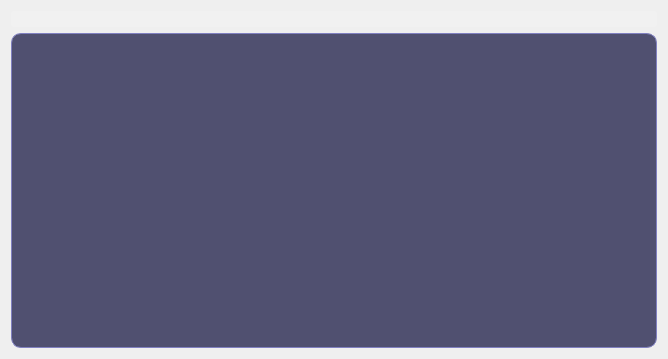
Qt form Magazin/magazin.ui (mikejg/CamHelper) before a commit.
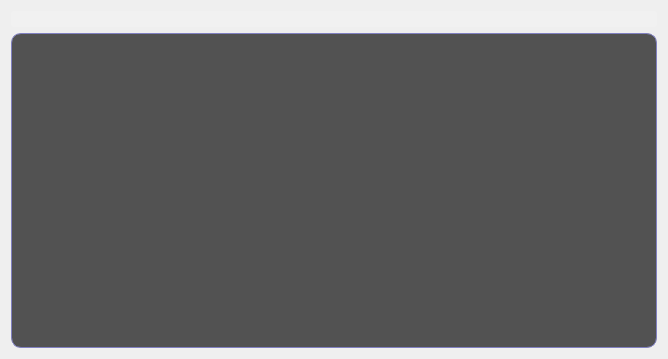
The same form after that commit.

```diff
--- a/Magazin/magazin.ui
+++ b/Magazin/magazin.ui
@@ -18,7 +18,8 @@
     background-color: rgb(128,128,192);
     border: 0px;}*/
 
-QTableView{background:rgb(80,80,112); 
+QTableView{/*background:rgb(80,80,112);*/
+					 background:rgba(0,0,0,168); 
                      border: 1px  solid;
                       border-color: rgb(128, 128, 192);
 					  border-radius: 10px;}
```
